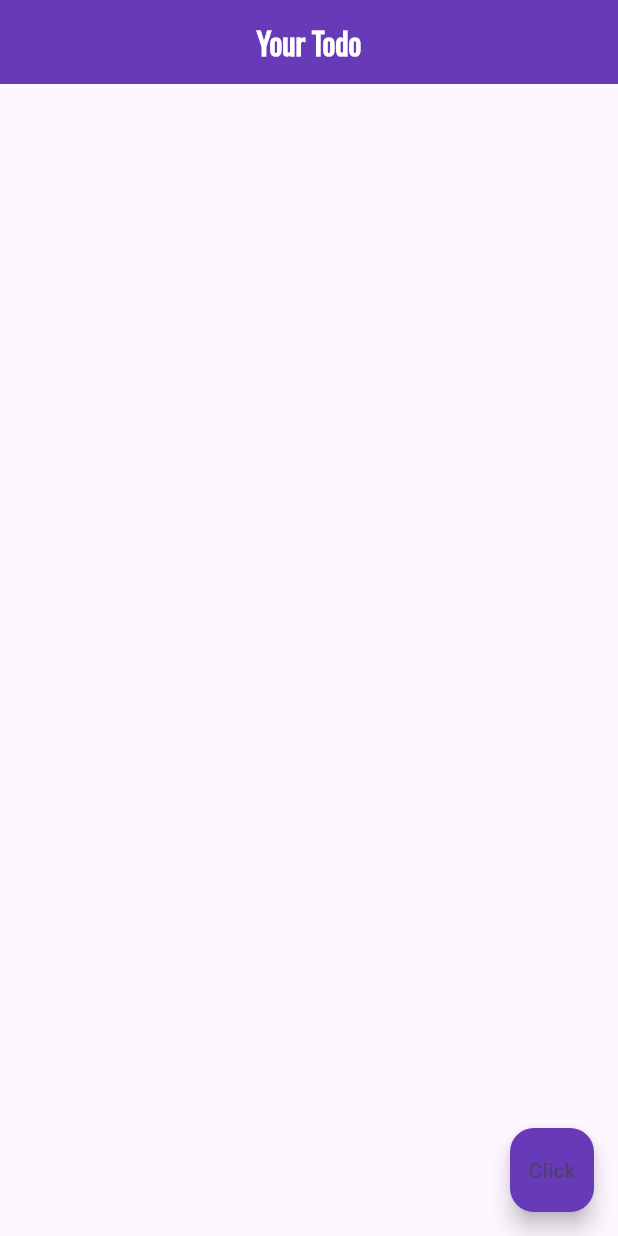
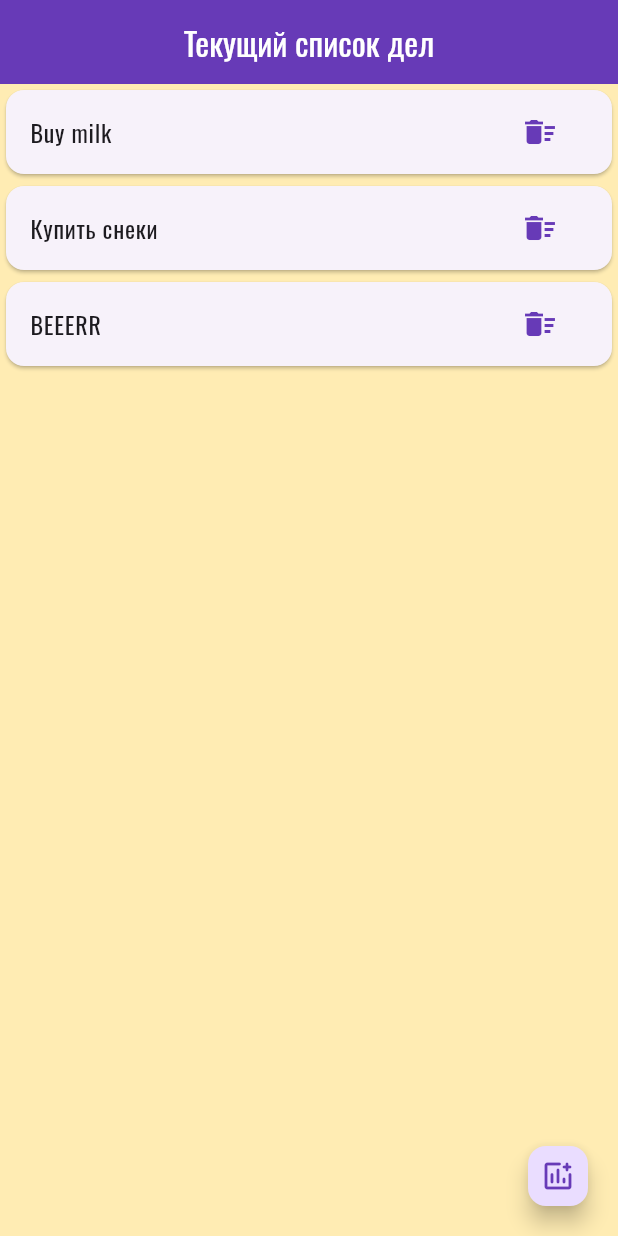
Before and after one commit to Wwwokeisha/smallAndroidApp, a Flutter app: the screen it shows after launch, on a phone screen of 412 x 824 dp. Run offline on Flutter 3.47's test engine with Material 2 defaults, Android fonts, the phone set to English and light mode, and no system bars.

Commit message:
create base app todo

```diff
--- a/flutter_app_todo/lib/main.dart
+++ b/flutter_app_todo/lib/main.dart
@@ -1,42 +1,54 @@
 import 'package:flutter/material.dart';
+import 'package:flutter_app_todo/pages/home.dart';
 
-void main() => runApp(const NewApp());
+void main() => runApp(MaterialApp(
+  theme: ThemeData(
+    primaryColor: Colors.deepPurple,
+    useMaterial3: true,
+    fontFamily: 'Osward',
+  ),
+  home: Home(),
+));
 
-class NewApp extends StatelessWidget {
-  const NewApp({super.key});
-  @override
-  Widget build(BuildContext context) {
-    return MaterialApp(
-      theme: ThemeData(
-        colorScheme: ColorScheme.fromSeed(seedColor: Colors.deepPurple),
-        useMaterial3: true,
-      ),
-      home: Scaffold(
-        appBar: AppBar(
-          title: const Text(
-            'Your Todo',
-            style: TextStyle(
-              fontSize: 20,
-              fontFamily: 'Oswald',
-              color: Colors.white,
-              fontWeight: FontWeight.bold,
-            ),
-          ),
-          centerTitle: true,
-          backgroundColor: Colors.deepPurple,
-        ),
-        body: Center(),
-        floatingActionButton: FloatingActionButton(
-          child: Text('Click'),
-          backgroundColor: Colors.deepPurple,
-          onPressed: () {
-            print('Clicked');
-          },
-        ),
-      ),
-    );
-  }
-}
+// class NewApp extends StatelessWidget {
+//   const NewApp({super.key});
+//   @override
+//   Widget build(BuildContext context) {
+//     return MaterialApp(
+//       theme: ThemeData(
+//         colorScheme: ColorScheme.fromSeed(seedColor: Colors.deepPurple),
+//         useMaterial3: true,
+//       ),
+//       home: Scaffold(
+//         appBar: AppBar(
+//           title: const Text(
+//             'Your Todo',
+//             style: TextStyle(
+//               fontSize: 20,
+//               fontFamily: 'Oswald',
+//               color: Colors.white,
+//               fontWeight: FontWeight.bold,
+//             ),
+//           ),
+//           centerTitle: true,
+//           backgroundColor: Colors.deepPurple,
+//         ),
+//         body: Container(
+//           // child: Container(),
+//           // child: TextButton(),
+//           // child: Icon(Icons.settings_applications_sharp, size: 45, color: Colors.blueGrey),
+//         ),
+//         floatingActionButton: FloatingActionButton(
+//           child: Text('Click'),
+//           backgroundColor: Colors.deepPurple,
+//           onPressed: () {
+//             print('Clicked');
+//           },
+//         ),
+//       ),
+//     );
+//   }
+// }
 
 
 /**
--- /dev/null
+++ b/flutter_app_todo/lib/pages/home.dart
@@ -0,0 +1,99 @@
+import 'package:flutter/material.dart';
+import 'package:flutter_app_todo/widgets/ModifyText.dart';
+
+class Home extends StatefulWidget {
+  const Home({super.key});
+
+  @override
+  State<Home> createState() => _HomeState();
+}
+
+class _HomeState extends State<Home> {
+  String _userCurrentValue = '';
+  List todoList = [];
+
+  @override
+  void initState() {
+    super.initState();
+
+    todoList.addAll(['Buy milk', 'Купить снеки', 'BEEERR ']);
+  }
+
+  void removeElement(int idx) {
+    setState(() {
+      todoList.removeAt(idx);
+    });
+  }
+
+  @override
+  Widget build(BuildContext context) {
+    return Scaffold(
+      backgroundColor: Colors.amber[100],
+      appBar: AppBar(
+        title: const Text('Текущий список дел',
+            style: TextStyle(
+              fontFamily: 'Oswald',
+              color: Colors.white,
+            )),
+        centerTitle: true,
+        backgroundColor: Theme.of(context).primaryColor,
+      ),
+      body: ListView.builder(
+          itemCount: todoList.length,
+          itemBuilder: (BuildContext context, int index) {
+            return Dismissible(
+              key: Key(todoList[index]),
+              child: Card(
+                child: ListTile(
+                  title: ModifyText(todoList[index]),
+                  trailing: IconButton(
+                    icon: Icon(Icons.delete_sweep,
+                        color: Theme.of(context).primaryColor),
+                    onPressed: () {
+                      removeElement(index);
+                    },
+                  ),
+                ),
+              ),
+              onDismissed: (direction) {
+                removeElement(index);
+              },
+            );
+          }),
+      floatingActionButton: FloatingActionButton(
+        onPressed: () {
+          showDialog(
+              context: context,
+              builder: (BuildContext context) {
+                return AlertDialog(
+                  title: const ModifyText('Добавить задачу'),
+                  content: TextField(
+                    onChanged: (String value) {
+                      _userCurrentValue = value;
+                    },
+                  ),
+                  actions: [
+                    ElevatedButton(
+                      onPressed: () {
+                        setState(() {
+                          todoList.add(_userCurrentValue);
+                        });
+
+                        Navigator.of(context).pop();
+                        _userCurrentValue = '';
+                      },
+                      child: const ModifyText('Добавить')
+                    )
+                  ],
+                );
+              });
+        },
+        mini: true,
+        child: Icon(
+          Icons.add_chart_rounded,
+          color: Theme.of(context).primaryColor,
+        ),
+      ),
+    );
+  }
+}
--- /dev/null
+++ b/flutter_app_todo/lib/widgets/modifyText.dart
@@ -0,0 +1,15 @@
+import 'package:flutter/material.dart';
+
+class ModifyText extends StatelessWidget {
+  const ModifyText(this.text, {super.key});
+
+  final String text;
+
+  @override
+  Widget build(BuildContext context) {
+    return Text(text,
+        style: const TextStyle(
+          fontFamily: 'Oswald',
+        ));
+  }
+}
```
